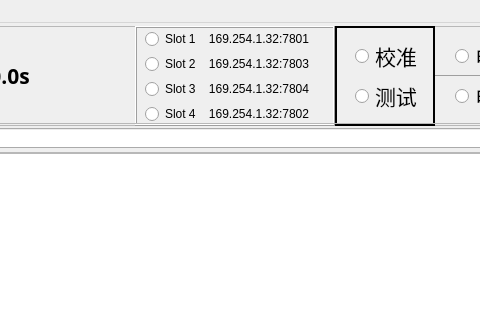
Old version of the form mainwindow.ui in the repository huyanzhao/verify; both pictures show x 275 to 755 and y 0 to 320 of the 1200 by 675 pixel window.
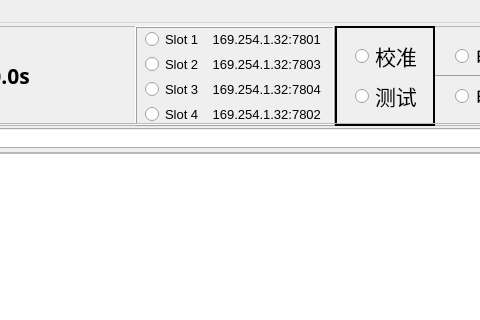
New version of the form. Icons and pictures are not drawn.

Commit message: slots font be small

```diff
--- a/mainwindow.ui
+++ b/mainwindow.ui
@@ -218,6 +218,11 @@
          <height>16</height>
         </rect>
        </property>
+       <property name="font">
+        <font>
+         <pointsize>10</pointsize>
+        </font>
+       </property>
        <property name="statusTip">
         <string>slot 1</string>
        </property>
@@ -234,6 +239,11 @@
          <height>16</height>
         </rect>
        </property>
+       <property name="font">
+        <font>
+         <pointsize>10</pointsize>
+        </font>
+       </property>
        <property name="statusTip">
         <string>slot 2</string>
        </property>
@@ -250,6 +260,11 @@
          <height>16</height>
         </rect>
        </property>
+       <property name="font">
+        <font>
+         <pointsize>10</pointsize>
+        </font>
+       </property>
        <property name="statusTip">
         <string>slot 3</string>
        </property>
@@ -266,6 +281,11 @@
          <height>16</height>
         </rect>
        </property>
+       <property name="font">
+        <font>
+         <pointsize>10</pointsize>
+        </font>
+       </property>
        <property name="statusTip">
         <string>slot 4</string>
        </property>
```
Left out of the diff: 2 changed lines with no effect on the pictures. The commit also changes 1 other file.
